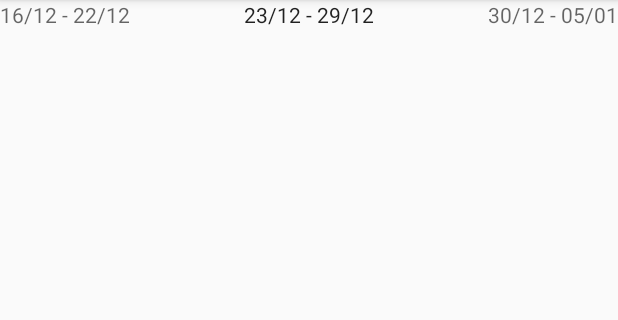
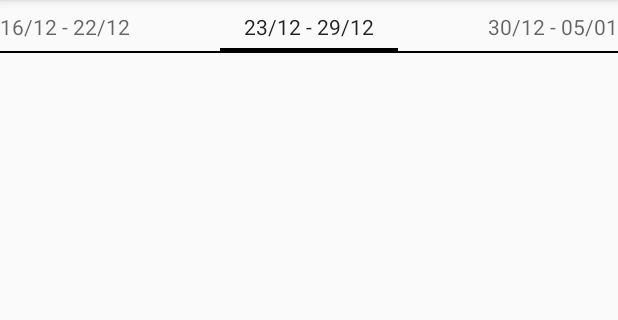
Before and after one commit to jdewinne/xtime-android, an Android app: the WeekOverviewActivity screen opened directly, with no data from a screen before it, on a phone screen of 412 x 824 dp, the part 84-404 px from its top. Run offline under Robolectric (Android 15) with nearby library versions, the phone set to English and light mode, and no system bars; 1 statement that could not run was skipped.

Commit message:
Updated style of pager strip in week overview

```diff
--- a/app/src/main/res/layout/activity_week_overview.xml
+++ b/app/src/main/res/layout/activity_week_overview.xml
@@ -7,9 +7,11 @@
     tools:context="com.xebia.xtime.weekoverview.WeekOverviewActivity"
     tools:ignore="MergeRootFrame">
 
-    <android.support.v4.view.PagerTitleStrip
+    <android.support.v4.view.PagerTabStrip
         android:layout_width="match_parent"
         android:layout_height="wrap_content"
+        android:paddingBottom="8dp"
+        android:paddingTop="8dp"
         android:layout_gravity="top"/>
 
 </android.support.v4.view.ViewPager>
```
